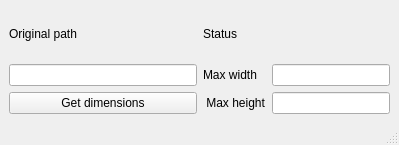
Old version of the form Image-size-checker/imagesizechecker.ui in the repository Ipa-oss/Image-size-checker.
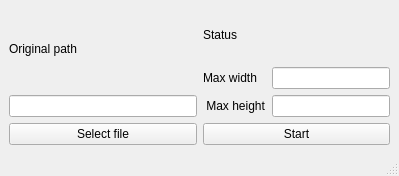
New version of the form.

Commit message: Added file selection window. UI changes.

```diff
--- a/Image-size-checker/imagesizechecker.ui
+++ b/Image-size-checker/imagesizechecker.ui
@@ -7,7 +7,7 @@
     <x>0</x>
     <y>0</y>
     <width>399</width>
-    <height>145</height>
+    <height>176</height>
    </rect>
   </property>
   <property name="windowTitle">
@@ -28,9 +28,9 @@
        <widget class="QLineEdit" name="origPath"/>
       </item>
       <item>
-       <widget class="QPushButton" name="getDim">
+       <widget class="QPushButton" name="pathButton">
         <property name="text">
-         <string>Get dimensions</string>
+         <string>Select file</string>
         </property>
        </widget>
       </item>
@@ -72,6 +72,13 @@
         </item>
        </layout>
       </item>
+      <item>
+       <widget class="QPushButton" name="getDim">
+        <property name="text">
+         <string>Start</string>
+        </property>
+       </widget>
+      </item>
      </layout>
     </item>
    </layout>
```
Left out of the diff: 18 changed lines with no effect on the pictures. The commit also changes 6 other files.
